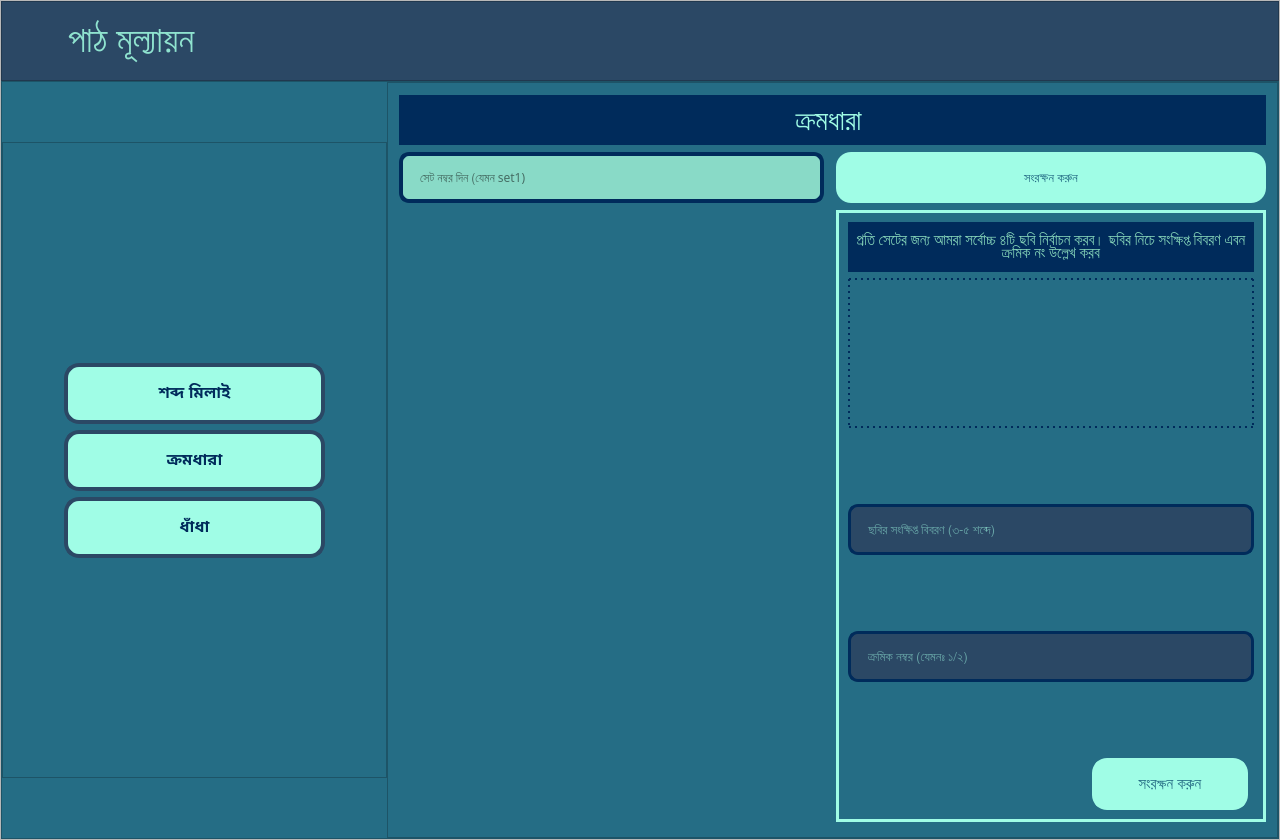
ahmedfahad04/SPL-2, file EmPower/Teacher/Frontend/PyQt_UI/HomePage.ui: the form before one commit.
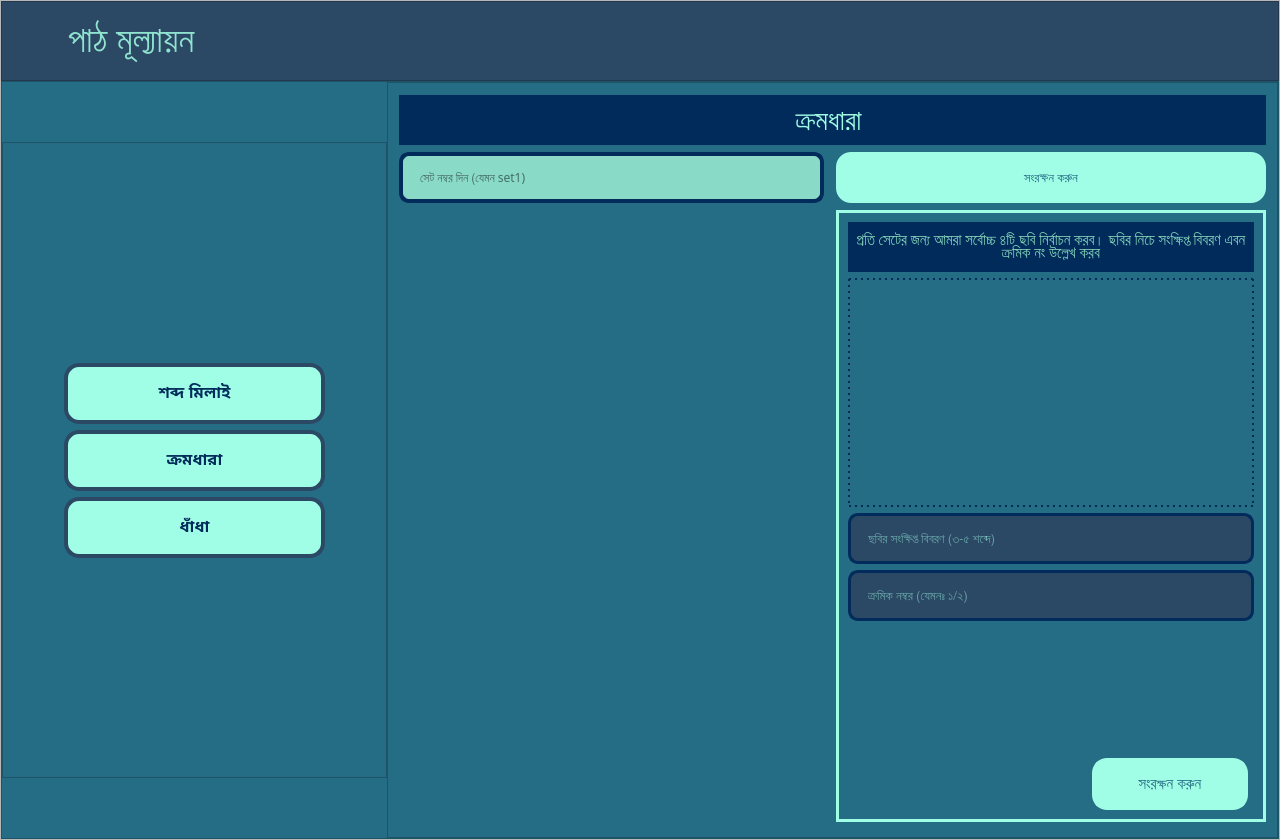
The form after the commit. Icons and pictures are not drawn.

Diff of the .ui file:
```diff
--- a/EmPower/Teacher/Frontend/PyQt_UI/HomePage.ui
+++ b/EmPower/Teacher/Frontend/PyQt_UI/HomePage.ui
@@ -2592,33 +2592,7 @@
                         <enum>QFrame::Raised</enum>
                        </property>
                        <layout class="QGridLayout" name="gridLayout_17">
-                        <item row="6" column="1">
-                         <spacer name="verticalSpacer_7">
-                          <property name="orientation">
-                           <enum>Qt::Vertical</enum>
-                          </property>
-                          <property name="sizeHint" stdset="0">
-                           <size>
-                            <width>20</width>
-                            <height>33</height>
-                           </size>
-                          </property>
-                         </spacer>
-                        </item>
-                        <item row="4" column="1">
-                         <spacer name="verticalSpacer_6">
-                          <property name="orientation">
-                           <enum>Qt::Vertical</enum>
-                          </property>
-                          <property name="sizeHint" stdset="0">
-                           <size>
-                            <width>20</width>
-                            <height>33</height>
-                           </size>
-                          </property>
-                         </spacer>
-                        </item>
-                        <item row="3" column="0" colspan="3">
+                        <item row="2" column="0" colspan="3">
                          <widget class="QLineEdit" name="task_seq_img_desc_edit">
                           <property name="minimumSize">
                            <size>
@@ -2648,8 +2622,8 @@
                          <widget class="QLabel" name="task_seq_img_view_lbl">
                           <property name="minimumSize">
                            <size>
-                            <width>391</width>
-                            <height>150</height>
+                            <width>402</width>
+                            <height>229</height>
                            </size>
                           </property>
                           <property name="font">
@@ -2671,7 +2645,7 @@
                           </property>
                          </widget>
                         </item>
-                        <item row="5" column="0" colspan="3">
+                        <item row="3" column="0" colspan="3">
                          <widget class="QLineEdit" name="task_seq_img_seq_edit">
                           <property name="minimumSize">
                            <size>
@@ -2733,7 +2707,7 @@
                           </property>
                          </widget>
                         </item>
-                        <item row="7" column="0">
+                        <item row="5" column="0">
                          <spacer name="horizontalSpacer_22">
                           <property name="orientation">
                            <enum>Qt::Horizontal</enum>
@@ -2749,36 +2723,7 @@
                           </property>
                          </spacer>
                         </item>
-                        <item row="2" column="1">
-                         <spacer name="verticalSpacer_8">
-                          <property name="orientation">
-                           <enum>Qt::Vertical</enum>
-                          </property>
-                          <property name="sizeHint" stdset="0">
-                           <size>
-                            <width>20</width>
-                            <height>33</height>
-                           </size>
-                          </property>
-                         </spacer>
-                        </item>
-                        <item row="7" column="2">
-                         <spacer name="horizontalSpacer_23">
-                          <property name="orientation">
-                           <enum>Qt::Horizontal</enum>
-                          </property>
-                          <property name="sizeType">
-                           <enum>QSizePolicy::Expanding</enum>
-                          </property>
-                          <property name="sizeHint" stdset="0">
-                           <size>
-                            <width>250</width>
-                            <height>20</height>
-                           </size>
-                          </property>
-                         </spacer>
-                        </item>
-                        <item row="7" column="1">
+                        <item row="5" column="1">
                          <widget class="QPushButton" name="task_seq_img_save_btn">
                           <property name="minimumSize">
                            <size>
@@ -2812,6 +2757,35 @@
                           </property>
                          </widget>
                         </item>
+                        <item row="5" column="2">
+                         <spacer name="horizontalSpacer_23">
+                          <property name="orientation">
+                           <enum>Qt::Horizontal</enum>
+                          </property>
+                          <property name="sizeType">
+                           <enum>QSizePolicy::Expanding</enum>
+                          </property>
+                          <property name="sizeHint" stdset="0">
+                           <size>
+                            <width>250</width>
+                            <height>20</height>
+                           </size>
+                          </property>
+                         </spacer>
+                        </item>
+                        <item row="4" column="1">
+                         <spacer name="verticalSpacer_7">
+                          <property name="orientation">
+                           <enum>Qt::Vertical</enum>
+                          </property>
+                          <property name="sizeHint" stdset="0">
+                           <size>
+                            <width>20</width>
+                            <height>33</height>
+                           </size>
+                          </property>
+                         </spacer>
+                        </item>
                        </layout>
                       </widget>
                      </item>
```
